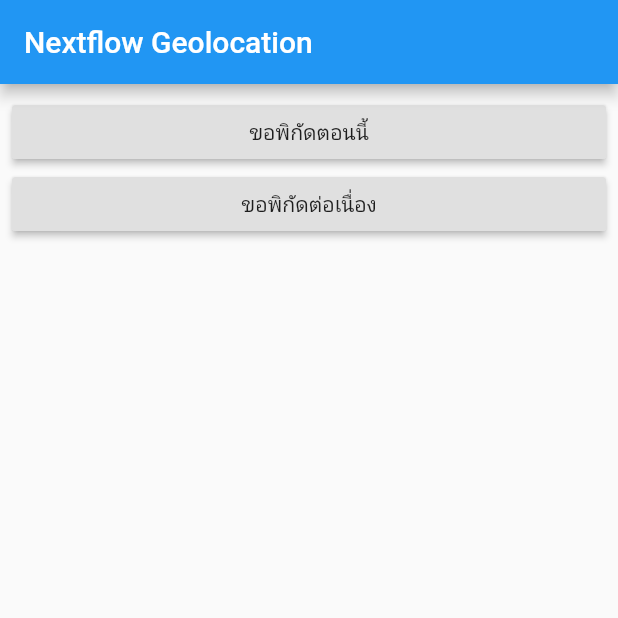
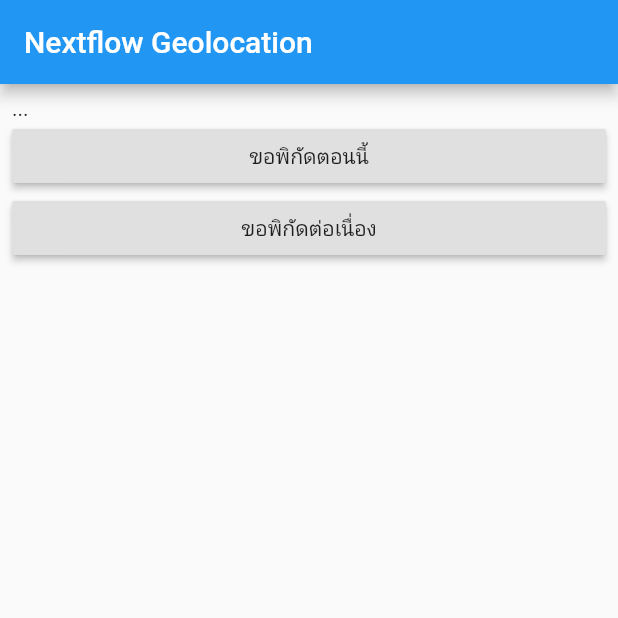
Before and after one commit to teerasej/flutter-geolocation, a Flutter app: the screen it shows after launch, after a tap on "ขอพิกัดตอนนี้", on a phone screen of 412 x 824 dp, the top half of it. Run offline on Flutter 3.47's test engine with Material 2 defaults, Android fonts, the phone set to English and light mode, and no system bars; our stand-ins replace location.

Commit message:
Show current location

```diff
--- a/lib/main.dart
+++ b/lib/main.dart
@@ -29,6 +29,7 @@ class MyHomePage extends StatefulWidget {
 
 class _MyHomePageState extends State<MyHomePage> {
 
+  var _currentLocationText = "...";
 
   @override
   Widget build(BuildContext context) {
@@ -44,10 +45,19 @@ class _MyHomePageState extends State<MyHomePage> {
             Column(
               crossAxisAlignment: CrossAxisAlignment.stretch,
               children: <Widget>[
+                Text('$_currentLocationText'),
                 RaisedButton(
                   child: Text('ขอพิกัดตอนนี้'),
                   onPressed: () async {
+                    var location = Location();
+                    var currentLocation = await location.getLocation();
 
+                    var locationText = '${currentLocation['latitude']} ${currentLocation['longitude']}';
+
+                    print(locationText);
+                    setState(() {
+                      _currentLocationText = locationText;
+                    });
                   },
                 ),
                 RaisedButton(
```
